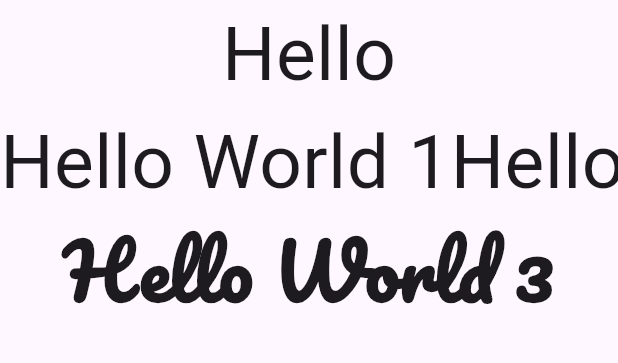
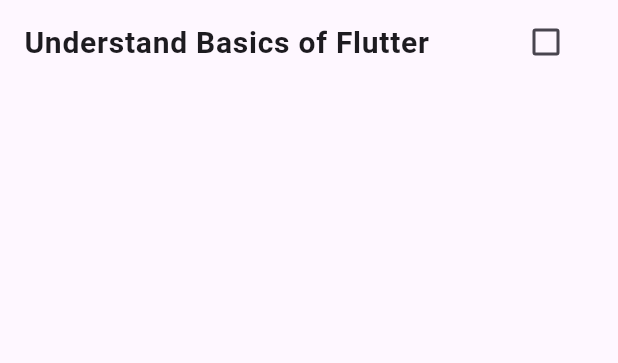
Before and after one commit to shauryainf/todo_app, a Flutter app: the screen it shows after launch, on a phone screen of 412 x 824 dp, the part 84-447 px from its top. Run offline on Flutter 3.47's test engine with Material 3 defaults, Android fonts, the phone set to English and light mode, and no system bars; our stand-ins replace google_fonts.

Commit message:
ListView with ListTile

```diff
--- a/lib/main.dart
+++ b/lib/main.dart
@@ -27,32 +27,21 @@ class BaseWidget extends StatelessWidget {
         backgroundColor: Colors.red,
         foregroundColor: Colors.white,
       ),
-        body: Center(
-          child: Column(
-            // crossAxisAlignment: CrossAxisAlignment.start,
+      body: ListView(
         children: [
-              Text('Hello', style: TextStyle(fontSize: 50)),
-              SingleChildScrollView(
-                scrollDirection: Axis.horizontal,
-                child: Row(
-                  children: [
-                    Text('Hello World 1', style: TextStyle(fontSize: 50)),
-                    Text('Hello World 2', style: TextStyle(fontSize: 50)),
-                    Text('Hello World 2', style: TextStyle(fontSize: 50)),
-                    Text('Hello World 2', style: TextStyle(fontSize: 50)),
-                    Text('Hello World 2', style: TextStyle(fontSize: 50)),
-                    Text('Hello World 2', style: TextStyle(fontSize: 50)),
-                    Text('Hello World 2', style: TextStyle(fontSize: 50)),
-                    Text('Hello World 2', style: TextStyle(fontSize: 50)),
+          ListTile(
+            title: Text('Understand Basics of Flutter',
+                style: TextStyle(fontSize: 20, fontWeight: FontWeight.bold)),
+            trailing: Checkbox(
+              value: false,
+              onChanged: (value) {
+                print(value);
+              },
+            ),
+          ),
         ],
       ),
-              ),
-              Text('Hello World 3',
-                  style: GoogleFonts.pacifico(
-                      fontSize: 50, fontWeight: FontWeight.bold)),
-            ],
-          ),
-        ));
+    );
   }
 }
 
```
Lines whose indentation alone changed are shown as unchanged.
